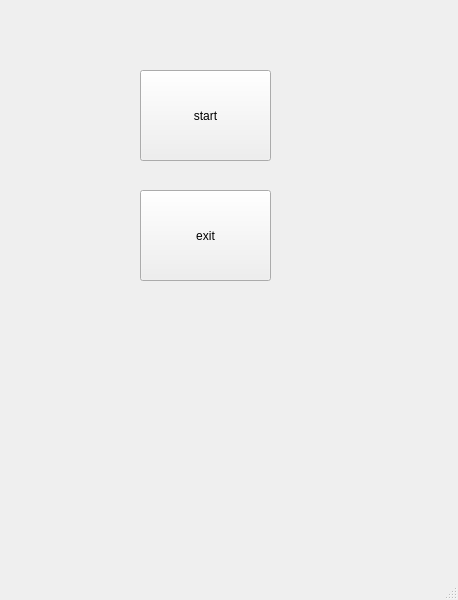
This is mainwindow.ui in QuadrantQuartet/PileBox as Qt 5 draws it before an edit. The edited form follows.
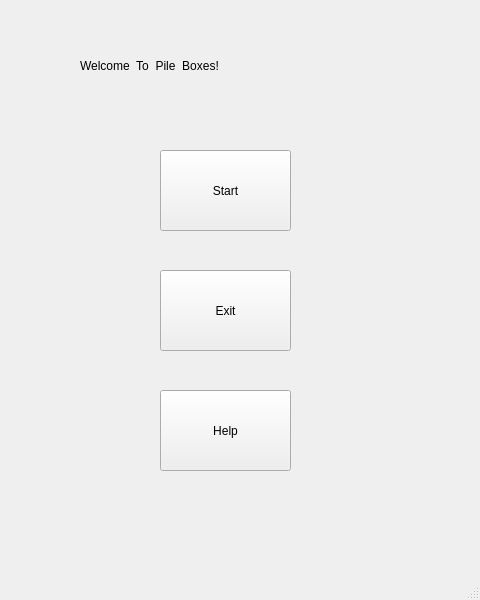
This is the edited form.

```diff
--- a/mainwindow.ui
+++ b/mainwindow.ui
@@ -6,7 +6,7 @@
    <rect>
     <x>0</x>
     <y>0</y>
-    <width>458</width>
+    <width>480</width>
     <height>600</height>
    </rect>
   </property>
@@ -17,27 +17,65 @@
    <widget class="QPushButton" name="startButton">
     <property name="geometry">
      <rect>
-      <x>140</x>
-      <y>70</y>
+      <x>160</x>
+      <y>150</y>
       <width>131</width>
-      <height>91</height>
+      <height>81</height>
      </rect>
     </property>
+    <property name="styleSheet">
+     <string notr="true">font: 15pt &quot;Microsoft YaHei UI&quot;;</string>
+    </property>
     <property name="text">
-     <string>start</string>
+     <string>Start</string>
     </property>
    </widget>
    <widget class="QPushButton" name="exitButton">
     <property name="geometry">
      <rect>
-      <x>140</x>
-      <y>190</y>
+      <x>160</x>
+      <y>270</y>
       <width>131</width>
-      <height>91</height>
+      <height>81</height>
      </rect>
     </property>
+    <property name="styleSheet">
+     <string notr="true">font: 15pt &quot;Microsoft YaHei UI&quot;;</string>
+    </property>
     <property name="text">
-     <string>exit</string>
+     <string>Exit</string>
+    </property>
+   </widget>
+   <widget class="QPushButton" name="pushButton">
+    <property name="geometry">
+     <rect>
+      <x>160</x>
+      <y>390</y>
+      <width>131</width>
+      <height>81</height>
+     </rect>
+    </property>
+    <property name="styleSheet">
+     <string notr="true">font: 15pt &quot;Microsoft YaHei UI&quot;;</string>
+    </property>
+    <property name="text">
+     <string>Help</string>
+    </property>
+   </widget>
+   <widget class="QLabel" name="label">
+    <property name="geometry">
+     <rect>
+      <x>80</x>
+      <y>30</y>
+      <width>381</width>
+      <height>71</height>
+     </rect>
+    </property>
+    <property name="styleSheet">
+     <string notr="true">font: 18pt &quot;Microsoft YaHei UI&quot;;</string>
+    </property>
+    <property name="text">
+     <string>Welcome  To  Pile  Boxes!</string>
     </property>
    </widget>
   </widget>
```
Left out of the diff: 2 changed lines with no effect on the pictures.
